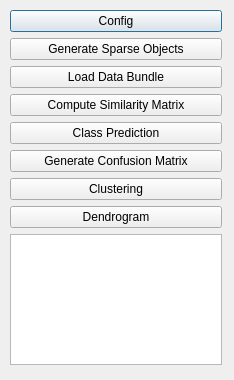
janelia-flyem/NeuTu, file neurolabi/gui/shapepaperdialog.ui: the form before one commit.
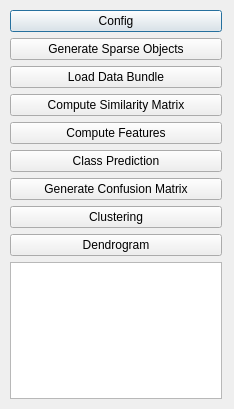
The form after the commit.

```diff
--- a/neurolabi/gui/shapepaperdialog.ui
+++ b/neurolabi/gui/shapepaperdialog.ui
@@ -7,7 +7,7 @@
     <x>0</x>
     <y>0</y>
     <width>234</width>
-    <height>380</height>
+    <height>409</height>
    </rect>
   </property>
   <property name="windowTitle">
@@ -19,7 +19,7 @@
      <x>10</x>
      <y>10</y>
      <width>212</width>
-     <height>355</height>
+     <height>389</height>
     </rect>
    </property>
    <layout class="QVBoxLayout" name="verticalLayout">
@@ -52,7 +52,14 @@
      </widget>
     </item>
     <item>
-     <widget class="QPushButton" name="pushButton_5">
+     <widget class="QPushButton" name="featurePushButton">
+      <property name="text">
+       <string>Compute Features</string>
+      </property>
+     </widget>
+    </item>
+    <item>
+     <widget class="QPushButton" name="predictPushButton">
       <property name="text">
        <string>Class Prediction</string>
       </property>
```
